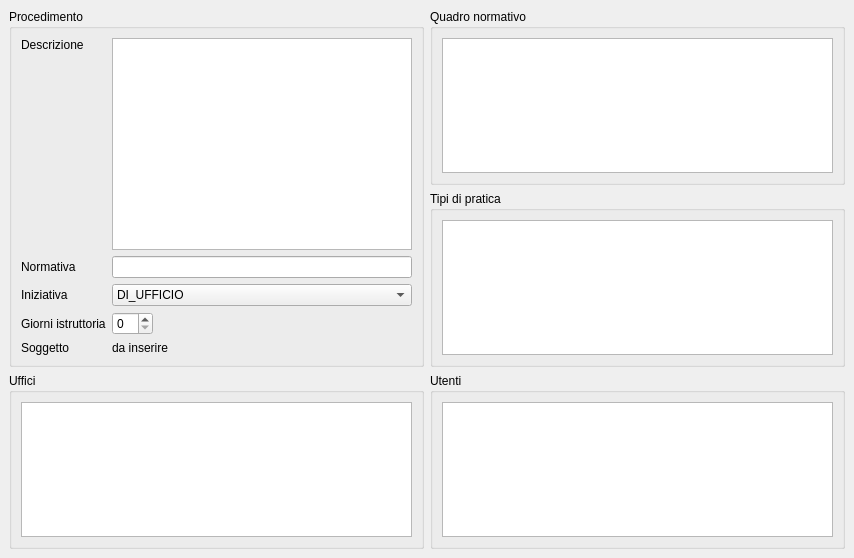
Old version of the form src/com/axiastudio/suite/procedimenti/forms/procedimento.ui in the repository tizianolattisi/suitegda.
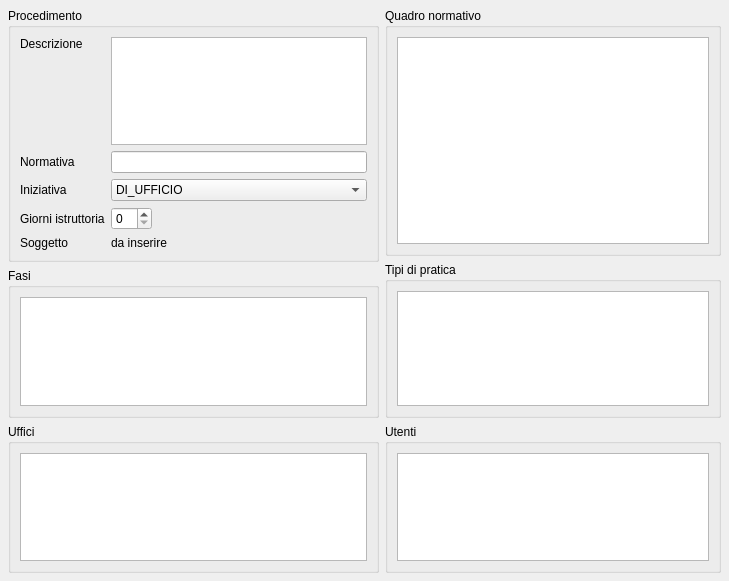
New version of the form. Custom widgets are drawn as their Qt base class.

Commit message: Fasi collegate al procedimento.

Patch:
```diff
--- a/src/com/axiastudio/suite/procedimenti/forms/procedimento.ui
+++ b/src/com/axiastudio/suite/procedimenti/forms/procedimento.ui
@@ -6,8 +6,8 @@
    <rect>
     <x>0</x>
     <y>0</y>
-    <width>854</width>
-    <height>558</height>
+    <width>729</width>
+    <height>581</height>
    </rect>
   </property>
   <property name="windowTitle">
@@ -18,6 +18,18 @@
   </property>
   <widget class="QWidget" name="centralwidget">
    <layout class="QGridLayout" name="gridLayout_2">
+    <property name="leftMargin">
+     <number>8</number>
+    </property>
+    <property name="topMargin">
+     <number>8</number>
+    </property>
+    <property name="rightMargin">
+     <number>8</number>
+    </property>
+    <property name="bottomMargin">
+     <number>8</number>
+    </property>
     <item row="0" column="0" rowspan="2">
      <widget class="QGroupBox" name="groupBox">
       <property name="title">
@@ -170,7 +182,7 @@
       </layout>
      </widget>
     </item>
-    <item row="1" column="1">
+    <item row="1" column="1" rowspan="2">
      <widget class="QGroupBox" name="groupBox_5">
       <property name="title">
        <string>Tipi di pratica</string>
@@ -193,6 +205,28 @@
      </widget>
     </item>
     <item row="2" column="0">
+     <widget class="QGroupBox" name="groupBox_6">
+      <property name="title">
+       <string>Fasi</string>
+      </property>
+      <layout class="QVBoxLayout" name="verticalLayout_5">
+       <item>
+        <widget class="com.axiastudio.pypapi.ui.widgets.PyPaPiTableView" name="tableView_5">
+         <property name="entity" stdset="0">
+          <string>.faseProcedimentoCollection</string>
+         </property>
+         <property name="columns" stdset="0">
+          <string>&gt;progressivo&lt;,&lt;fase&gt;</string>
+         </property>
+         <property name="reference" stdset="0">
+          <string>fase</string>
+         </property>
+        </widget>
+       </item>
+      </layout>
+     </widget>
+    </item>
+    <item row="3" column="0">
      <widget class="QGroupBox" name="groupBox_3">
       <property name="title">
        <string>Uffici</string>
@@ -217,7 +251,7 @@
       </layout>
      </widget>
     </item>
-    <item row="2" column="1">
+    <item row="3" column="1">
      <widget class="QGroupBox" name="groupBox_4">
       <property name="title">
        <string>Utenti</string>
```
The commit also changes 4 other files.
